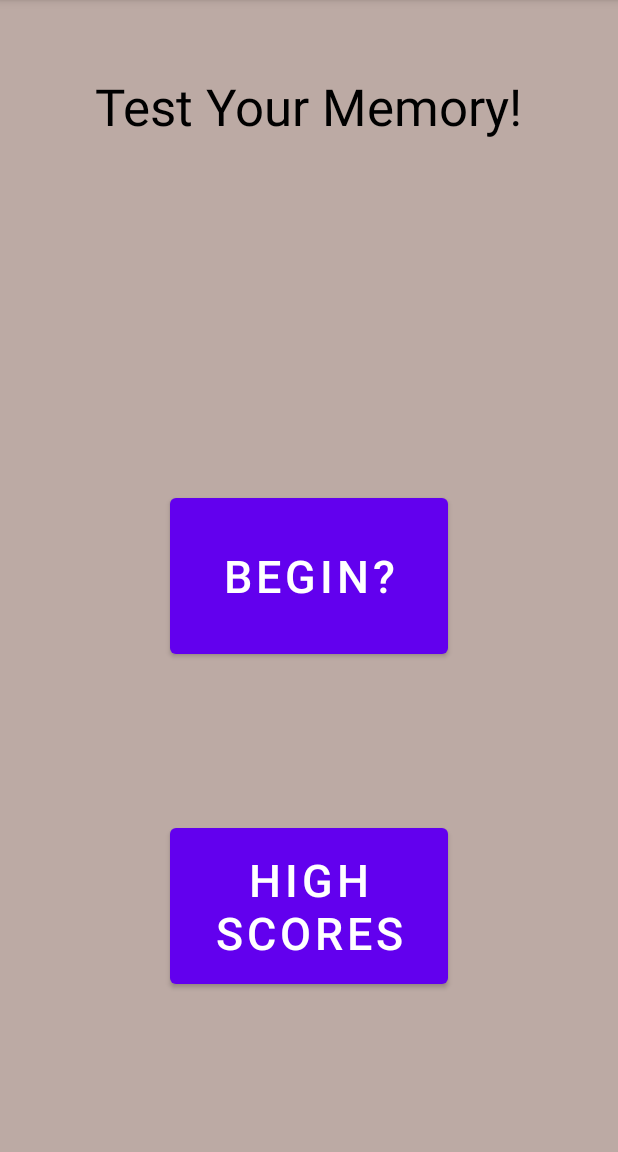
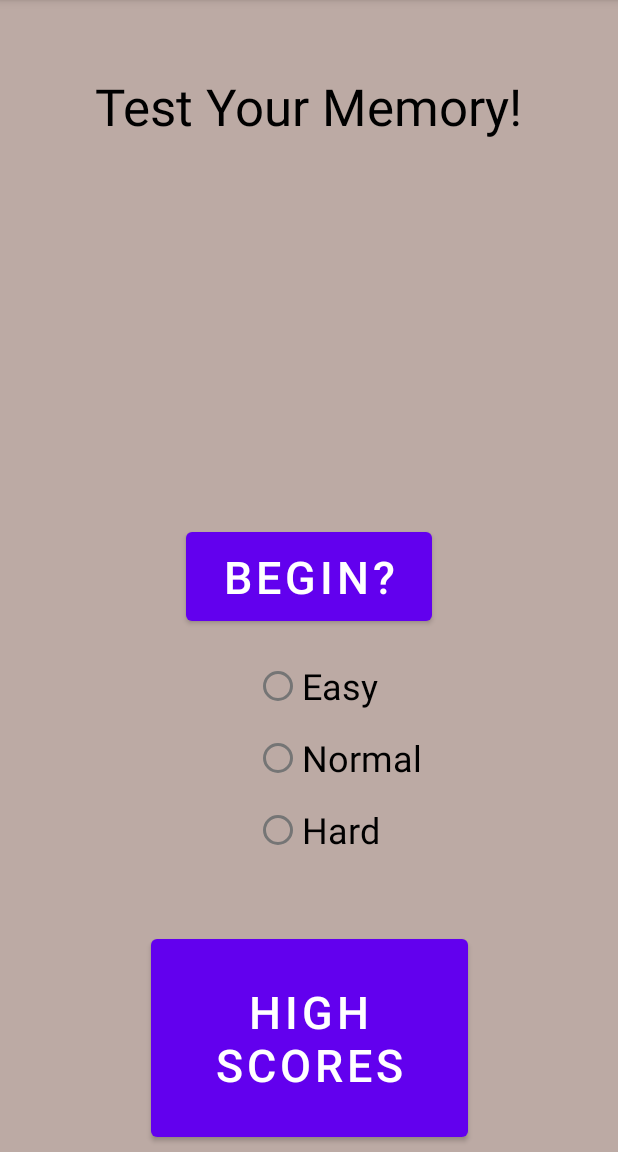
Before and after one commit to melyman95/MemoryGame, an Android app: the screen it shows after launch (HomeScreenActivity), on a phone screen of 412 x 824 dp, the part 84-1236 px from its top. Run offline under Robolectric (Android 15) with nearby library versions, the phone set to English and light mode, and no system bars.

Commit message:
initial layout

```diff
--- a/app/src/main/res/layout/activity_main.xml
+++ b/app/src/main/res/layout/activity_main.xml
@@ -25,11 +25,11 @@
 
     <Button
         android:id="@+id/newGameButton"
-        android:layout_width="185dp"
-        android:layout_height="116dp"
+        android:layout_width="164dp"
+        android:layout_height="71dp"
+        android:onClick="startGame"
         android:text="Begin?"
         android:textSize="30sp"
-        android:onClick="startGame"
         app:layout_constraintBottom_toBottomOf="parent"
         app:layout_constraintEnd_toEndOf="parent"
         app:layout_constraintStart_toStartOf="parent"
@@ -37,14 +37,15 @@
 
     <Button
         android:id="@+id/highScoresButton"
-        android:layout_width="185dp"
-        android:layout_height="116dp"
-        android:layout_marginBottom="106dp"
+        android:layout_width="211dp"
+        android:layout_height="0dp"
+        android:layout_marginBottom="4dp"
         android:text="High Scores"
         android:textSize="30sp"
         app:layout_constraintBottom_toBottomOf="parent"
         app:layout_constraintEnd_toEndOf="parent"
-        app:layout_constraintStart_toStartOf="parent" />
+        app:layout_constraintStart_toStartOf="parent"
+        app:layout_constraintTop_toBottomOf="@+id/radioGroup2" />
 
     <ImageView
         android:id="@+id/brain"
@@ -55,4 +56,39 @@
         app:layout_constraintEnd_toEndOf="parent"
         app:layout_constraintStart_toStartOf="parent"
         tools:srcCompat="@tools:sample/avatars" />
+
+    <RadioGroup
+        android:id="@+id/radioGroup2"
+        android:layout_width="179dp"
+        android:layout_height="0dp"
+        android:layout_marginTop="433dp"
+        android:layout_marginBottom="42dp"
+        app:layout_constraintBottom_toTopOf="@+id/highScoresButton"
+        app:layout_constraintEnd_toEndOf="parent"
+        app:layout_constraintHorizontal_bias="0.728"
+        app:layout_constraintStart_toStartOf="parent"
+        app:layout_constraintTop_toTopOf="parent">
+
+        <RadioButton
+            android:id="@+id/easy"
+            android:layout_width="wrap_content"
+            android:layout_height="wrap_content"
+            android:text="Easy"
+            android:textSize="24sp" />
+
+        <RadioButton
+            android:id="@+id/normal"
+            android:layout_width="wrap_content"
+            android:layout_height="wrap_content"
+            android:text="Normal"
+            android:textSize="24sp" />
+
+        <RadioButton
+            android:id="@+id/Hard"
+            android:layout_width="wrap_content"
+            android:layout_height="wrap_content"
+            android:text="Hard"
+            android:textSize="24sp" />
+    </RadioGroup>
+
 </androidx.constraintlayout.widget.ConstraintLayout>
```
